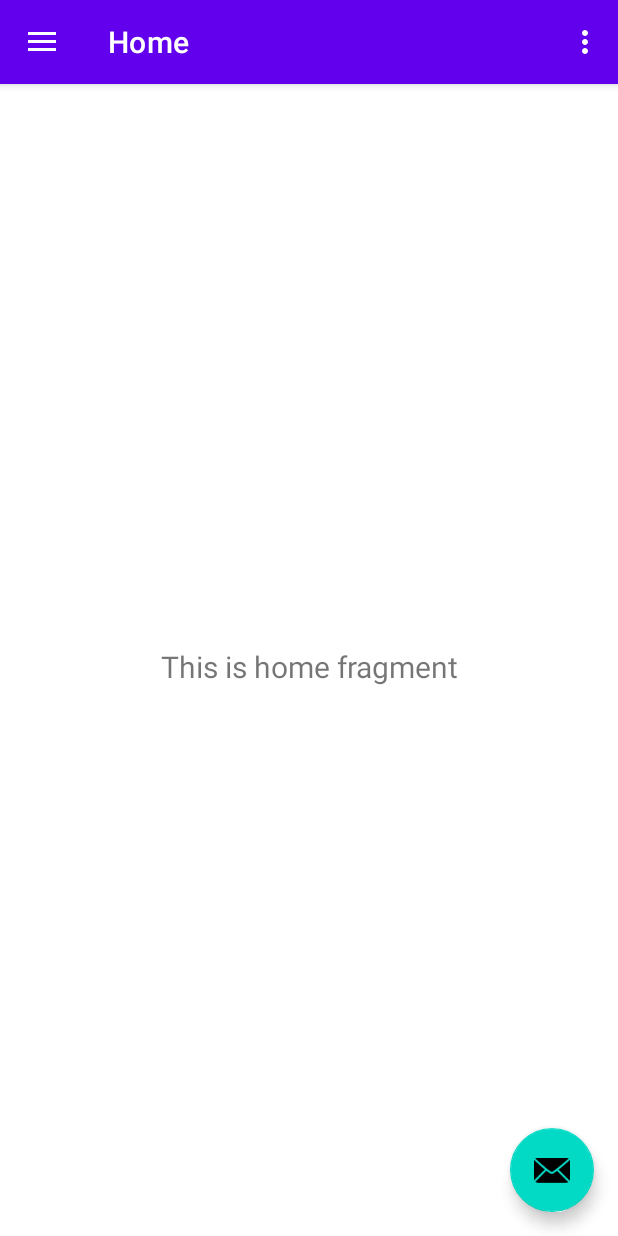
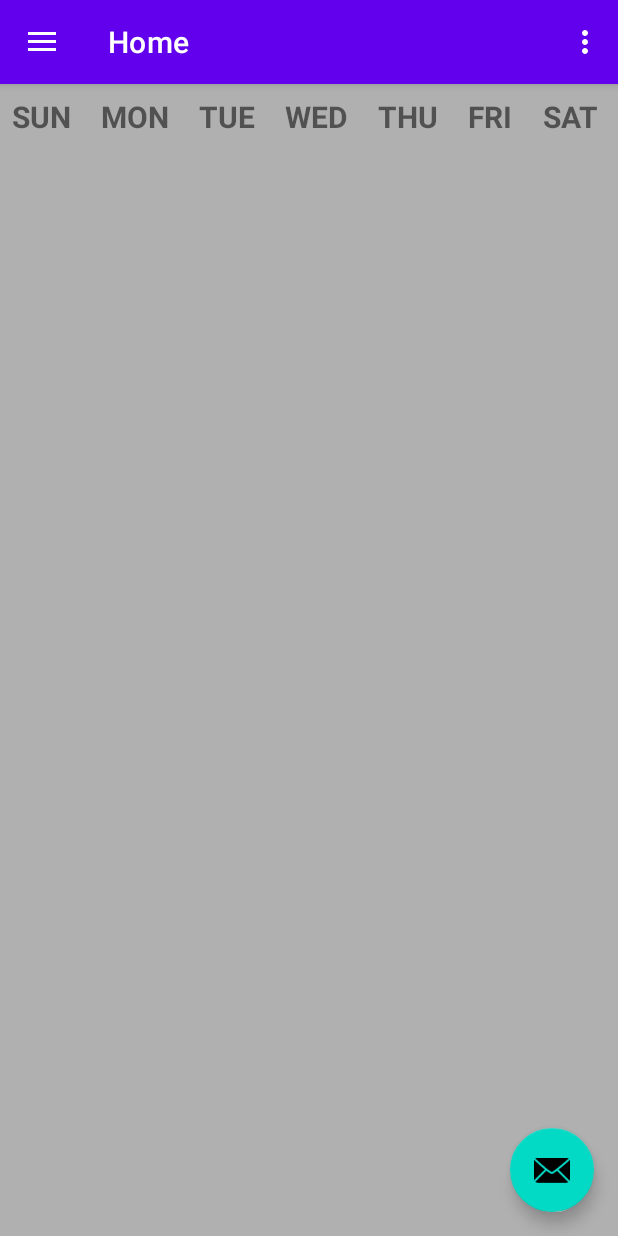
Before and after one commit to pageja25/College-Scheduler-App, an Android app: the screen it shows after launch (MainActivity), on a phone screen of 412 x 824 dp. Run offline under Robolectric (Android 15) with nearby library versions, the phone set to English and light mode, and no system bars; our stand-ins replace navigation-ui.

Commit message:
Starting table for Week View

```diff
--- a/app/src/main/res/layout/fragment_home.xml
+++ b/app/src/main/res/layout/fragment_home.xml
@@ -4,6 +4,7 @@
     xmlns:tools="http://schemas.android.com/tools"
     android:layout_width="match_parent"
     android:layout_height="match_parent"
+    android:layout_weight="1"
     tools:context=".ui.home.HomeFragment">
 
     <TextView
@@ -19,4 +20,79 @@
         app:layout_constraintEnd_toEndOf="parent"
         app:layout_constraintStart_toStartOf="parent"
         app:layout_constraintTop_toTopOf="parent" />
+
+    <TableLayout
+        android:layout_width="match_parent"
+        android:layout_height="match_parent"
+        app:layout_constraintBottom_toBottomOf="parent"
+        app:layout_constraintEnd_toEndOf="parent"
+        app:layout_constraintHorizontal_bias="1.0"
+        app:layout_constraintStart_toStartOf="parent"
+        app:layout_constraintTop_toTopOf="parent"
+        app:layout_constraintVertical_bias="1.0">
+
+        <TableRow
+            android:layout_width="match_parent"
+            android:layout_height="wrap_content"
+            android:layout_weight="1"
+            android:background="#b0b0b0">
+
+            <TextView
+                android:layout_column="1"
+                android:padding="8dp"
+                android:text="SUN"
+                android:layout_weight="1"
+                android:textSize="20sp"
+                android:textStyle="bold" />
+
+            <TextView
+                android:layout_column="2"
+                android:padding="8dp"
+                android:text="MON"
+                android:textSize="20sp"
+                android:layout_weight="1"
+                android:textStyle="bold" />
+
+            <TextView
+                android:layout_column="3"
+                android:padding="8dp"
+                android:text="TUE"
+                android:textSize="20sp"
+                android:layout_weight="1"
+                android:textStyle="bold" />
+
+            <TextView
+                android:layout_column="4"
+                android:padding="8dp"
+                android:textSize="20sp"
+                android:text="WED"
+                android:layout_weight="1"
+                android:textStyle="bold" />
+
+            <TextView
+                android:layout_column="5"
+                android:padding="8dp"
+                android:textSize="20sp"
+                android:text="THU"
+                android:layout_weight="1"
+                android:textStyle="bold" />
+
+            <TextView
+                android:layout_column="6"
+                android:padding="8dp"
+                android:textSize="20sp"
+                android:text="FRI"
+                android:layout_weight="1"
+                android:textStyle="bold" />
+
+            <TextView
+                android:layout_column="7"
+                android:padding="8dp"
+                android:textSize="20sp"
+                android:text="SAT"
+                android:layout_weight="1"
+                android:textStyle="bold" />
+
+        </TableRow>
+    </TableLayout>
 </androidx.constraintlayout.widget.ConstraintLayout>
```
